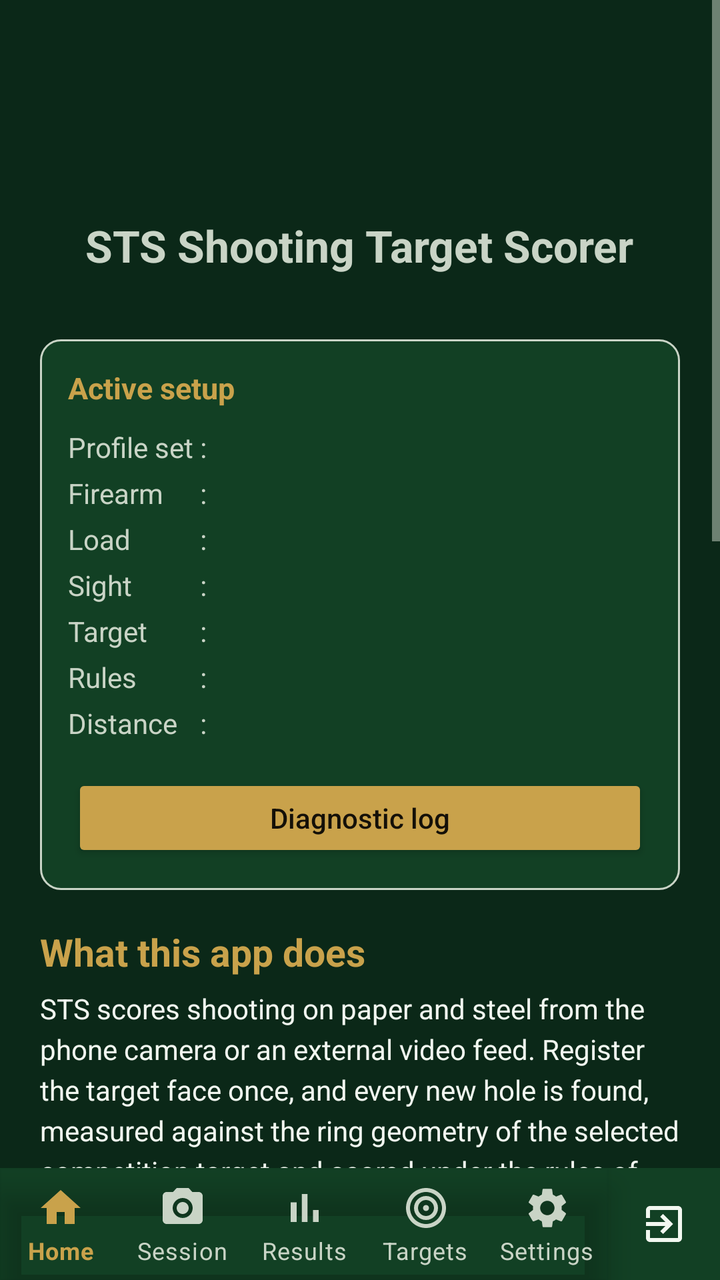
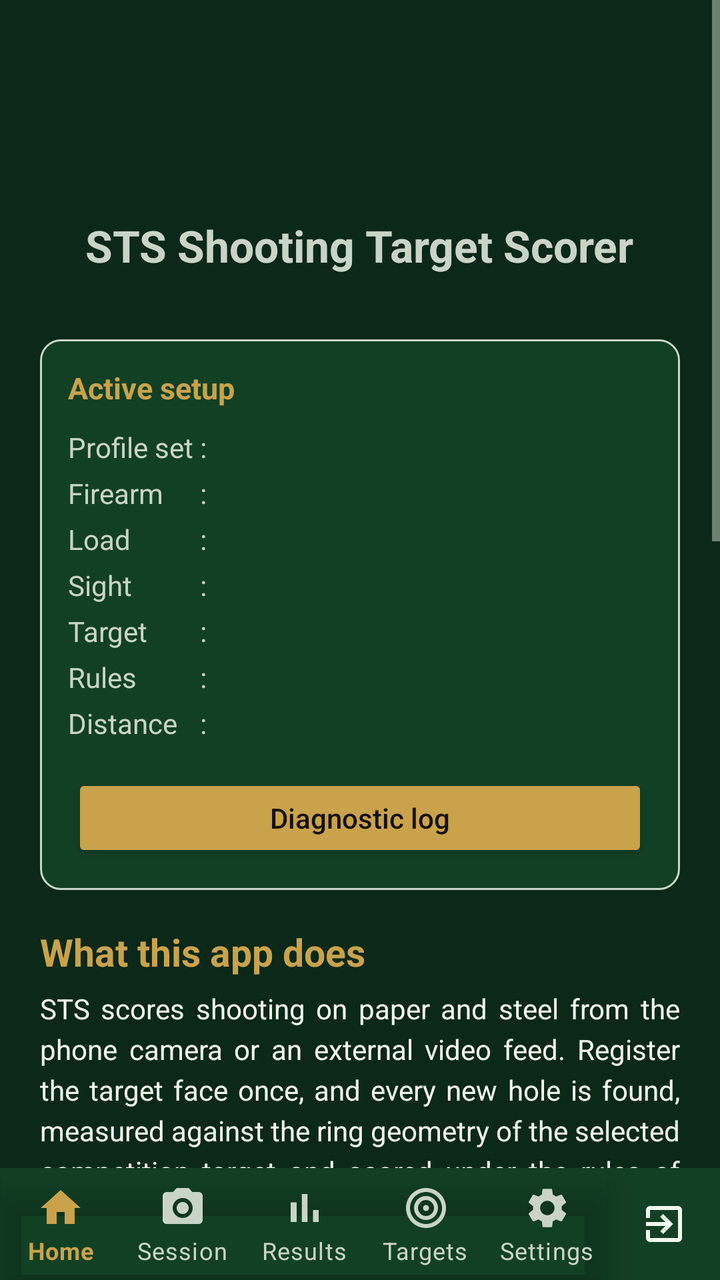

Compare the two renders of this Android layout. The source of the first and the diff that turns it into the second are given below.
<!-- AndroidManifest.xml: application theme Theme.STS -->
<!-- res/layout/activity_main.xml -->
<?xml version="1.0" encoding="utf-8"?>
<LinearLayout xmlns:android="http://schemas.android.com/apk/res/android"
    android:layout_width="match_parent"
    android:layout_height="match_parent"
    android:orientation="vertical">

    <ScrollView
        android:layout_width="match_parent"
        android:layout_height="0dp"
        android:layout_weight="1">

        <LinearLayout
            android:layout_width="match_parent"
            android:layout_height="wrap_content"
            android:orientation="vertical"
            android:padding="20dp"
            android:gravity="center_horizontal">

            <ImageView
                android:layout_width="80dp"
                android:layout_height="80dp"
                android:layout_marginBottom="8dp"
                android:src="@mipmap/ic_launcher"
                android:contentDescription="@string/app_name" />

            <TextView
                android:layout_width="wrap_content"
                android:layout_height="wrap_content"
                android:text="@string/app_name"
                android:textSize="22sp"
                android:textStyle="bold" />

            <TextView
                android:id="@+id/tvVersion"
                android:layout_width="wrap_content"
                android:layout_height="wrap_content"
                android:textSize="12sp"
                android:layout_marginBottom="16dp" />

            
            <LinearLayout
                android:layout_width="match_parent"
                android:layout_height="wrap_content"
                android:orientation="vertical"
                android:background="@drawable/bg_card"
                android:padding="14dp">

                <TextView
                    android:layout_width="match_parent"
                    android:layout_height="wrap_content"
                    android:text="Active setup"
                    android:textSize="15sp"
                    android:textStyle="bold"
                    android:textColor="?attr/colorAccent" />

                
                <TableLayout
                    android:layout_width="match_parent"
                    android:layout_height="wrap_content"
                    android:layout_marginTop="8dp"
                    android:shrinkColumns="2">

                    <TableRow>
                        <TextView style="@style/Sts.SetupLabel" android:text="Profile set" />
                        <TextView style="@style/Sts.SetupColon" />
                        <TextView android:id="@+id/tvSetupSet" style="@style/Sts.SetupValue" />
                    </TableRow>
                    <TableRow>
                        <TextView style="@style/Sts.SetupLabel" android:text="Firearm" />
                        <TextView style="@style/Sts.SetupColon" />
                        <TextView android:id="@+id/tvSetupRifle" style="@style/Sts.SetupValue" />
                    </TableRow>
                    <TableRow>
                        <TextView style="@style/Sts.SetupLabel" android:text="Load" />
                        <TextView style="@style/Sts.SetupColon" />
                        <TextView android:id="@+id/tvSetupLoad" style="@style/Sts.SetupValue" />
                    </TableRow>
                    <TableRow>
                        <TextView style="@style/Sts.SetupLabel" android:text="Sight" />
                        <TextView style="@style/Sts.SetupColon" />
                        <TextView android:id="@+id/tvSetupSight" style="@style/Sts.SetupValue" />
                    </TableRow>
                    <TableRow>
                        <TextView style="@style/Sts.SetupLabel" android:text="Target" />
                        <TextView style="@style/Sts.SetupColon" />
                        <TextView android:id="@+id/tvSetupTarget" style="@style/Sts.SetupValue" />
                    </TableRow>
                    <TableRow>
                        <TextView style="@style/Sts.SetupLabel" android:text="Rules" />
                        <TextView style="@style/Sts.SetupColon" />
                        <TextView android:id="@+id/tvSetupRules" style="@style/Sts.SetupValue" />
                    </TableRow>
                    <TableRow>
                        <TextView style="@style/Sts.SetupLabel" android:text="Distance" />
                        <TextView style="@style/Sts.SetupColon" />
                        <TextView android:id="@+id/tvSetupDistance" style="@style/Sts.SetupValue" />
                    </TableRow>
                </TableLayout>

                <TextView
                    android:id="@+id/tvSetupNote"
                    style="@style/Sts.Value"
                    android:layout_marginTop="10dp"
                    android:textColor="?android:attr/textColorSecondary"
                    android:visibility="gone" />

                <Button
                    android:id="@+id/btnLog"
                    android:layout_width="match_parent"
                    android:layout_height="wrap_content"
                    android:layout_marginTop="14dp"
                    style="@style/Sts.ActionButton"
                    android:text="Diagnostic log" />

                <Button
                    android:id="@+id/btnResume"
                    android:layout_width="match_parent"
                    android:layout_height="wrap_content"
                    android:layout_marginTop="6dp"
                    android:visibility="gone"
                    style="@style/Sts.ActionButton"
                    android:text="Resume the session in progress" />
            </LinearLayout>

            <TextView
                style="@style/Sts.SectionHeading"
                android:text="What this app does" />

            <TextView
                android:layout_width="match_parent"
                android:layout_height="wrap_content"
                android:textSize="14sp"
                android:lineSpacingExtra="4dp"
                android:textColor="?android:attr/textColorPrimary"
                android:text="@string/about_app_description" />

            <TextView
                android:layout_width="match_parent"
                android:layout_height="wrap_content"
                android:layout_marginTop="10dp"
                android:textSize="14sp"
                android:lineSpacingExtra="4dp"
                android:textColor="?android:attr/textColorSecondary"
                android:text="@string/about_disciplines" />

            <TextView
                style="@style/Sts.SectionHeading"
                android:text="Before you rely on a score" />

            <TextView
                android:layout_width="match_parent"
                android:layout_height="wrap_content"
                android:textSize="13sp"
                android:lineSpacingExtra="3dp"
                android:textColor="?android:attr/textColorSecondary"
                android:text="@string/disclaimer_scoring" />

            <TextView
                android:layout_width="match_parent"
                android:layout_height="wrap_content"
                android:layout_marginTop="10dp"
                android:textSize="13sp"
                android:lineSpacingExtra="3dp"
                android:textColor="?android:attr/textColorSecondary"
                android:text="@string/safety_notice" />

            <TextView
                style="@style/Sts.SectionHeading"
                android:text="@string/about_developer_heading" />

            <TextView
                android:layout_width="match_parent"
                android:layout_height="wrap_content"
                android:textSize="14sp"
                android:lineSpacingExtra="4dp"
                android:textColor="?android:attr/textColorPrimary"
                android:text="@string/about_developer_description" />

            <TextView
                android:layout_width="wrap_content"
                android:layout_height="wrap_content"
                android:layout_marginTop="16dp"
                android:textSize="13sp"
                android:text="developed by Dr Artur Krukowski" />

            <TextView
                android:id="@+id/tvClaudeCredit"
                android:layout_width="wrap_content"
                android:layout_height="wrap_content"
                android:textSize="13sp"
                android:layout_marginTop="2dp"
                android:layout_marginBottom="8dp" />

        </LinearLayout>
    </ScrollView>

    <include layout="@layout/include_bottom_nav" />

</LinearLayout>
<!-- res/layout/include_bottom_nav.xml (included above) -->
<?xml version="1.0" encoding="utf-8"?>
<LinearLayout xmlns:android="http://schemas.android.com/apk/res/android"
    xmlns:app="http://schemas.android.com/apk/res-auto"
    android:layout_width="match_parent"
    android:layout_height="wrap_content"
    android:orientation="horizontal"
    android:background="?attr/colorSurface">

    <com.google.android.material.bottomnavigation.BottomNavigationView
        android:id="@+id/bottomNav"
        android:layout_width="0dp"
        android:layout_weight="1"
        android:layout_height="wrap_content"
        android:background="@android:color/transparent"
        app:itemIconTint="@color/bottom_nav_item"
        app:itemTextColor="@color/bottom_nav_item"
        app:labelVisibilityMode="labeled"
        app:menu="@menu/bottom_nav_menu" />

    <LinearLayout
        android:id="@+id/btnExit"
        android:layout_width="56dp"
        android:layout_height="match_parent"
        android:orientation="vertical"
        android:gravity="center"
        android:background="?attr/selectableItemBackgroundBorderless"
        android:contentDescription="@string/nav_exit">

        
        <ImageView
            android:layout_width="24dp"
            android:layout_height="24dp"
            android:src="@drawable/ic_nav_exit"
            app:tint="?android:attr/textColorPrimary"
            android:importantForAccessibility="no" />
    </LinearLayout>
</LinearLayout>
<!-- resources referenced by this layout -->
<resources>
  <!-- drawable bg_card (drawable) -->
  <?xml version="1.0" encoding="utf-8"?>
  <shape xmlns:android="http://schemas.android.com/apk/res/android" android:shape="rectangle">
      <solid android:color="?attr/colorSurface" />
      <corners android:radius="10dp" />
      <stroke android:width="1dp" android:color="?android:attr/textColorTertiary" />
  </shape>
  <!-- mipmap ic_launcher (mipmap-anydpi-v26) -->
  <?xml version="1.0" encoding="utf-8"?>
  <adaptive-icon xmlns:android="http://schemas.android.com/apk/res/android">
      <background android:drawable="@drawable/ic_launcher_background" />
      <foreground android:drawable="@mipmap/ic_launcher_foreground" />
      <monochrome android:drawable="@mipmap/ic_launcher_monochrome" />
  </adaptive-icon>
  <string name="about_app_description">STS scores shooting on paper and steel from the phone camera or an external
          video feed. Register the target face once, and every new hole is found, measured against the ring geometry of
          the selected competition target and scored under the rules of the selected match. The app reports the running
          total, the group centre and dispersion, and the sight correction — in clicks for the scope or red dot in your
          active profile set — needed to move the group onto the point of aim.</string>
  <string name="about_developer_description">STS is developed by Dr Artur Krukowski, alongside VTB Vapor-Trail
          Ballistics. Both apps share a design principle: the physics and the rules are written down explicitly in the
          source, with their assumptions stated, so a shooter can see exactly why the app produced the number it did.</string>
  <string name="about_developer_heading">About the developer</string>
  <string name="about_disciplines">Air rifle and air pistol at 10 m, rimfire rifle and pistol at 25 m and 50 m,
          and centrefire rifle in .223, .308 and similar chamberings out to 1000 yards.</string>
  <string name="app_name">STS Shooting Target Scorer</string>
  <string name="disclaimer_scoring">STS is a training and practice aid. Official match results are determined by the
          appointed jury under the current rulebook of the governing body. Ring dimensions and rule parameters shipped
          with the app are nominal published figures and are editable — verify them against the rulebook in force for
          your competition.</string>
  <string name="nav_exit">Exit</string>
  <string name="safety_notice">Operate the app only from behind the firing line, with the firearm made safe and the
          range in a condition permitted by the range officer. Never handle a phone and a loaded firearm at the same
          time.</string>
  <style name="Sts.SetupColon" parent="Sts.SetupLabel">
          <item name="android:text">" : "</item>
      </style>
  <style name="Sts.Value" parent="">
          <item name="android:layout_width">match_parent</item>
          <item name="android:layout_height">wrap_content</item>
          <item name="android:textSize">14sp</item>
      </style>
  <style name="Theme.STS" parent="Theme.STS.Dark" />
  <!-- drawable ic_launcher_background (drawable) -->
  <vector xmlns:android="http://schemas.android.com/apk/res/android"
      android:width="108dp" android:height="108dp"
      android:viewportWidth="108" android:viewportHeight="108">
      <path android:fillColor="@color/icon_background" android:pathData="M0,0h108v108h-108z" />
  </vector>
  <color name="icon_background">#2E4034</color>
  <style name="Theme.STS.Base" parent="Theme.MaterialComponents.NoActionBar">
          <item name="android:statusBarColor">@color/dark_bg</item>
      </style>
  <color name="dark_bg">#0B2818</color>
  <color name="dark_surface">#124024</color>
  <color name="dark_accent">#C9A24B</color>
  <color name="dark_on_accent">#141008</color>
  <color name="dark_text">#F2F7F0</color>
  <color name="dark_text_dim">#C9D4C6</color>
  <!-- unchanged entries left out for length: 6 -->
</resources>

<!-- the commit's change to res/layout/activity_main.xml (unified diff, before → after) -->
@@ -132,7 +132,8 @@
                 android:textSize="14sp"
                 android:lineSpacingExtra="4dp"
                 android:textColor="?android:attr/textColorPrimary"
-                android:text="@string/about_app_description" />
+                android:text="@string/about_app_description"
+                android:justificationMode="inter_word" />
 
             <TextView
                 android:layout_width="match_parent"
@@ -141,7 +142,8 @@
                 android:textSize="14sp"
                 android:lineSpacingExtra="4dp"
                 android:textColor="?android:attr/textColorSecondary"
-                android:text="@string/about_disciplines" />
+                android:text="@string/about_disciplines"
+                android:justificationMode="inter_word" />
 
             <TextView
                 style="@style/Sts.SectionHeading"
@@ -153,7 +155,8 @@
                 android:textSize="13sp"
                 android:lineSpacingExtra="3dp"
                 android:textColor="?android:attr/textColorSecondary"
-                android:text="@string/disclaimer_scoring" />
+                android:text="@string/disclaimer_scoring"
+                android:justificationMode="inter_word" />
 
             <TextView
                 android:layout_width="match_parent"
@@ -162,7 +165,8 @@
                 android:textSize="13sp"
                 android:lineSpacingExtra="3dp"
                 android:textColor="?android:attr/textColorSecondary"
-                android:text="@string/safety_notice" />
+                android:text="@string/safety_notice"
+                android:justificationMode="inter_word" />
 
             <TextView
                 style="@style/Sts.SectionHeading"
@@ -174,7 +178,8 @@
                 android:textSize="14sp"
                 android:lineSpacingExtra="4dp"
                 android:textColor="?android:attr/textColorPrimary"
-                android:text="@string/about_developer_description" />
+                android:text="@string/about_developer_description"
+                android:justificationMode="inter_word" />
 
             <TextView
                 android:layout_width="wrap_content"
